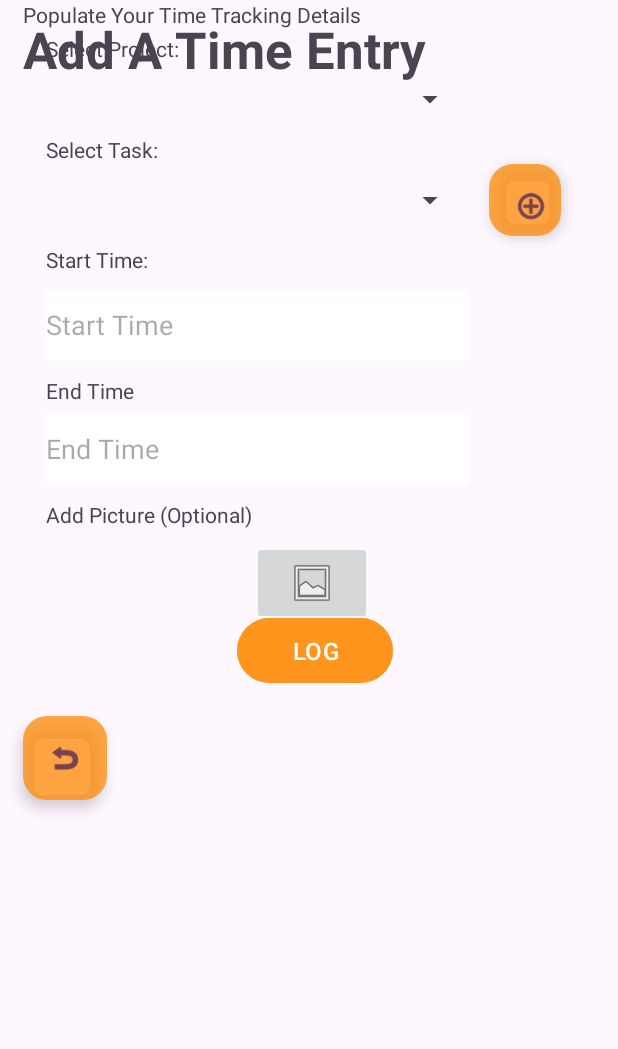
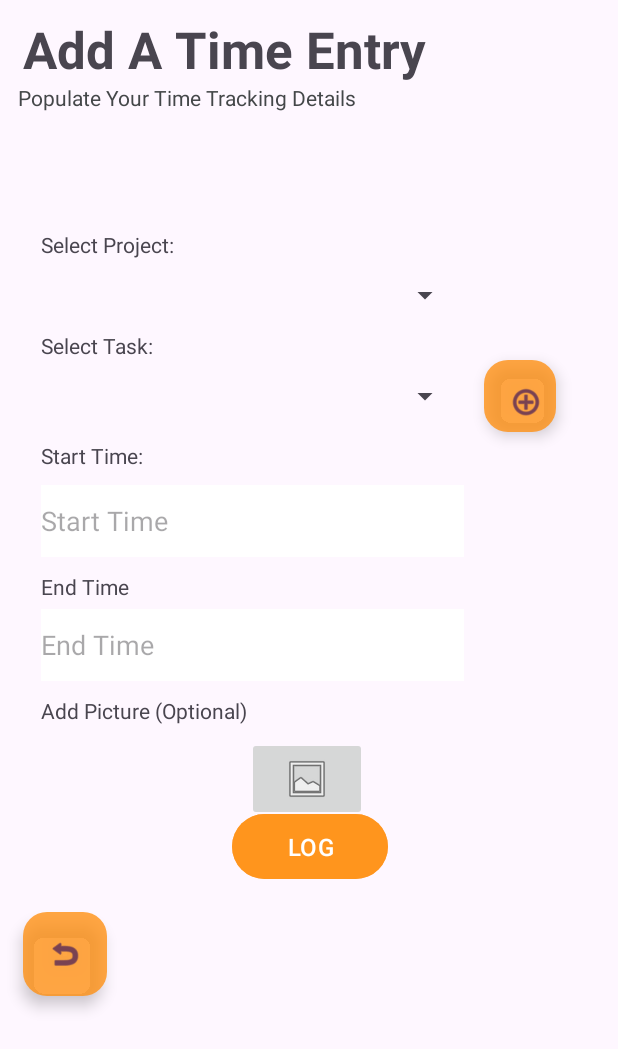
Before and after one commit to ST10055763/FocusClock, an Android app: the AddATimeEntryActivity screen opened directly, with no data from a screen before it, on a phone screen of 412 x 824 dp. Shown: the top 1049 px of the screen. Run offline under Robolectric (Android 15) with nearby library versions, the phone set to English and light mode, and no system bars; our stand-ins replace Firebase (no records; nobody signed in at launch, a user with empty details on screens opened directly); 6 statements that could not run were skipped.

Commit message:
fixed Constraints on AddATimeEntry

```diff
--- a/app/src/main/res/layout/activity_add_atime_entry.xml
+++ b/app/src/main/res/layout/activity_add_atime_entry.xml
@@ -23,20 +23,22 @@
         android:id="@+id/tvVPNonCatTotal"
         android:layout_width="wrap_content"
         android:layout_height="wrap_content"
-        android:layout_marginStart="15dp"
+        android:layout_marginStart="12dp"
         android:text="Populate Your Time Tracking Details"
         android:textColor="#444749"
         app:layout_constraintStart_toStartOf="parent"
-        app:layout_constraintTop_toBottomOf="@+id/textView" />
+        app:layout_constraintTop_toBottomOf="@+id/tvVPNonCatHead" />
 
     <ImageView
         android:id="@+id/imageView9"
         android:layout_width="384dp"
         android:layout_height="467dp"
-        android:layout_marginStart="15dp"
-        android:layout_marginTop="30dp"
+        android:layout_marginStart="12dp"
+        app:layout_constraintBottom_toBottomOf="parent"
+
         app:layout_constraintStart_toStartOf="parent"
-        app:layout_constraintTop_toTopOf="@+id/textView2"
+        app:layout_constraintTop_toTopOf="parent"
+        app:layout_constraintVertical_bias="0.367"
         tools:srcCompat="@color/backgroundGrey" />
 
     <TextView
```
